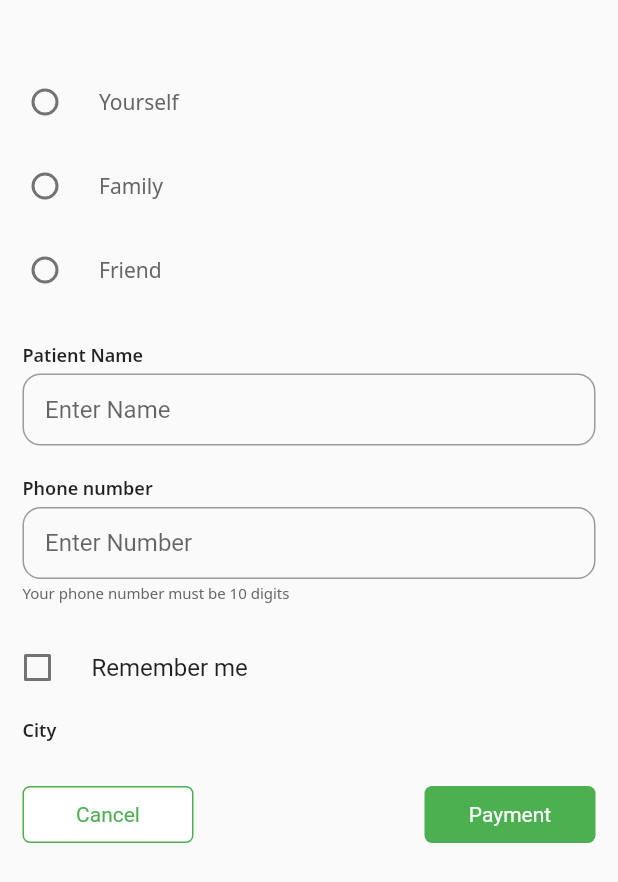
After one commit to vj6397/pg_vala, a Flutter app: the PateintDetailsDelivery screen opened directly, on a phone screen of 412 x 824 dp. The commit adds this screen. Shown: the top 882 px of the screen. Run offline on Flutter 3.47's test engine with Material 2 defaults, Android fonts, the phone set to English and light mode, and no system bars; our stand-ins replace fluttertoast, google_fonts, otp_text_field.

Commit message:
form page

```diff
--- /dev/null
+++ b/lib/forms/DeliveryForm.dart
@@ -0,0 +1,257 @@
+import 'package:flutter/material.dart';
+import 'package:google_fonts/google_fonts.dart';
+// import 'package:davai_wala/utils/cityList.dart';
+
+class PateintDetailsDelivery extends StatefulWidget {
+  const PateintDetailsDelivery({Key? key}) : super(key: key);
+
+  @override
+  State<PateintDetailsDelivery> createState() => _PateintDetailsDeliveryState();
+}
+
+class _PateintDetailsDeliveryState extends State<PateintDetailsDelivery> {
+  String? selectedRadio;
+  String name = "";
+  String number = "";
+  bool isChecked = false;
+
+
+  // var cities=list_of_cities;
+  // String dropdownvalue = list_of_cities.first;
+  // List of items in our dropdown menu
+
+
+  setSelectedRadio(String val) {
+    setState(() {
+      selectedRadio = val;
+    });
+  }
+
+
+
+  @override
+  Widget build(BuildContext context) {
+    return Scaffold(
+      body: SafeArea(
+        child: SingleChildScrollView(
+          child: Container(
+            margin: EdgeInsets.only(top: 40),
+            child: Column(
+              crossAxisAlignment: CrossAxisAlignment.start,
+              children: [
+                Container(
+                  child: Column(
+                    children: <Widget>[
+                      RadioListTile(
+                        title: Text(
+                          'Yourself',
+                          style: GoogleFonts.notoSans(
+                              fontSize: 14, color: Color(0xff666666)),
+                        ),
+                        value: 'Option 1',
+                        groupValue: selectedRadio,
+                        onChanged: (val) {
+                          setSelectedRadio(val!);
+                        },
+                        contentPadding: EdgeInsets.symmetric(horizontal: 10),
+                      ),
+                      RadioListTile(
+                        title: Text(
+                          'Family',
+                          style: GoogleFonts.notoSans(
+                              fontSize: 14, color: Color(0xff666666)),
+                        ),
+                        value: 'Option 2',
+                        groupValue: selectedRadio,
+                        onChanged: (val) {
+                          setSelectedRadio(val!);
+                        },
+                        contentPadding: EdgeInsets.symmetric(horizontal: 10),
+                      ),
+                      RadioListTile(
+                        title: Text(
+                          'Friend',
+                          style: GoogleFonts.notoSans(
+                              fontSize: 14, color: Color(0xff666666)),
+                        ),
+                        value: 'Option 3',
+                        groupValue: selectedRadio,
+                        onChanged: (val) {
+                          setSelectedRadio(val!);
+                        },
+                        contentPadding: EdgeInsets.symmetric(horizontal: 10),
+                      )
+                    ],
+                  ),
+                ),
+                SizedBox(height: 20),
+                Container(
+                  margin: EdgeInsets.only(left: 15),
+                  child: Text(
+                    'Patient Name',
+                    style: GoogleFonts.notoSans(
+                        fontWeight: FontWeight.w600, fontSize: 12),
+                  ),
+                ),
+                SizedBox(height: 5),
+                Container(
+                  margin: EdgeInsets.only(left: 15, right: 15),
+                  child: TextField(
+                    onChanged: (val) {
+                      name = val;
+                    },
+                    decoration: InputDecoration(
+                        contentPadding: EdgeInsets.symmetric(
+                            vertical: 10.0, horizontal: 15.0),
+                        border: OutlineInputBorder(
+                          borderRadius: BorderRadius.circular(12.0),
+                          borderSide: BorderSide(
+                            color: Colors
+                                .black, // Set the desired border width here
+                          ),
+                        ),
+                        hintText: 'Enter Name'),
+                  ),
+                ),
+                SizedBox(height: 20),
+                Container(
+                  margin: EdgeInsets.only(left: 15),
+                  child: Text(
+                    'Phone number',
+                    style: GoogleFonts.notoSans(
+                        fontWeight: FontWeight.w600, fontSize: 12),
+                  ),
+                ),
+                SizedBox(height: 5),
+                Container(
+                  margin: EdgeInsets.only(left: 15, right: 15),
+                  child: TextField(
+                    onChanged: (val) {
+                      number = val;
+                    },
+                    decoration: InputDecoration(
+                        contentPadding: EdgeInsets.symmetric(
+                            vertical: 10.0, horizontal: 15.0),
+                        border: OutlineInputBorder(
+                          borderRadius: BorderRadius.circular(12.0),
+                          borderSide: BorderSide(
+                            color: Colors
+                                .black, // Set the desired border width here
+                          ),
+                        ),
+                        hintText: 'Enter Number'),
+                  ),
+                ),
+                SizedBox(height: 2),
+                Container(
+                  margin: EdgeInsets.only(left: 15),
+                  child: Text(
+                    'Your phone number must be 10 digits',
+                    style: GoogleFonts.notoSans(
+                      fontSize: 10,
+                      fontWeight: FontWeight.w400,
+                      color: Color(0xff666666),
+                    ),
+                  ),
+                ),
+                SizedBox(height: 15),
+                CheckboxListTile(
+                  title: Text('Remember me'),
+                  checkColor: Colors.white,
+                  value: isChecked,
+                  controlAffinity: ListTileControlAffinity.leading,
+                  contentPadding: EdgeInsets.symmetric(horizontal: 5),
+                  onChanged: (bool? value) {
+                    setState(() {
+                      isChecked = value!;
+                    });
+                  },
+                ),
+                Container(
+                  margin: EdgeInsets.only(left: 15,top: 5),
+                  child: Text(
+                    'City',
+                    style: GoogleFonts.notoSans(
+                        fontWeight: FontWeight.w600, fontSize: 12),
+                  ),
+                ),
+                Container(
+                  width: double.infinity,
+                  margin: EdgeInsets.only(left: 15,top: 10,right: 10),
+                  // child:
+                  // SingleChildScrollView(
+                  //   child:
+                  //   // DropdownButton(
+                  //   //   value: dropdownvalue,
+                  //   //   icon: Icon(Icons.keyboard_arrow_down),
+                  //   //   isExpanded: true,
+                  //   //   menuMaxHeight: 200,
+                  //   //   padding: EdgeInsets.only(left: 15,right: 10),
+                  //   //   items: cities.map((String items) {
+                  //   //     return DropdownMenuItem(
+                  //   //       value: items,
+                  //   //       child: Text(items,style: GoogleFonts.notoSans (
+                  //   //         fontSize:  15,
+                  //   //         fontWeight:  FontWeight.w400,
+                  //   //         color:  Colors.black,
+                  //   //       ),),
+                  //   //     );
+                  //   //   }).toList(),
+                  //   //   onChanged: (String? newValue) {
+                  //   //     setState(() {
+                  //   //       dropdownvalue = newValue!;
+                  //   //     });
+                  //   //   },
+                  //   // ),
+                  // ),
+                ),
+                Container(
+                  margin: EdgeInsets.only(top: 20,left: 15,right: 15),
+                  child: Row(
+                    mainAxisAlignment: MainAxisAlignment.spaceBetween,
+                    children: [
+                      InkWell(
+                        onTap: (){},
+                        child: Container(
+                          height: 38,width: 114,
+                          decoration: BoxDecoration(
+                            color: Colors.white,
+                            border:Border.all(width: 1,color: Colors.green),
+                            borderRadius: BorderRadius.circular(5),
+                          ),
+                          child: Center(
+                            child: Text('Cancel',
+                            style: TextStyle(
+                              color: Colors.green
+                            ),),
+                          ),
+                        ),
+                      ),
+                      InkWell(
+                        onTap: (){},
+                        child: Container(
+                          height: 38,width: 114,
+                          decoration: BoxDecoration(
+                            color: Colors.green,
+                            //border:Border.all(width: 1,color: Colors.green),
+                            borderRadius: BorderRadius.circular(5),
+                          ),
+                          child: Center(
+                            child: Text('Payment',
+                              style: TextStyle(
+                                  color: Colors.white
+                              ),),
+                          ),
+                        ),
+                      )
+                    ],
+                  ),
+                ),
+              ],
+            ),
+          ),
+        ),
+      ),
+    );
+  }
+}
--- a/lib/main.dart
+++ b/lib/main.dart
@@ -1,6 +1,6 @@
 
 import 'package:flutter/material.dart';
-import 'package:pg_vala/login.dart';
+import 'package:pg_vala/login/login.dart';
 
 void main() {
   runApp(const MyApp());
```
Also changed, not shown: lib/login/login.dart (renamed from lib/login.dart), lib/login/otp_verification.dart (renamed from lib/otp_verification.dart).
